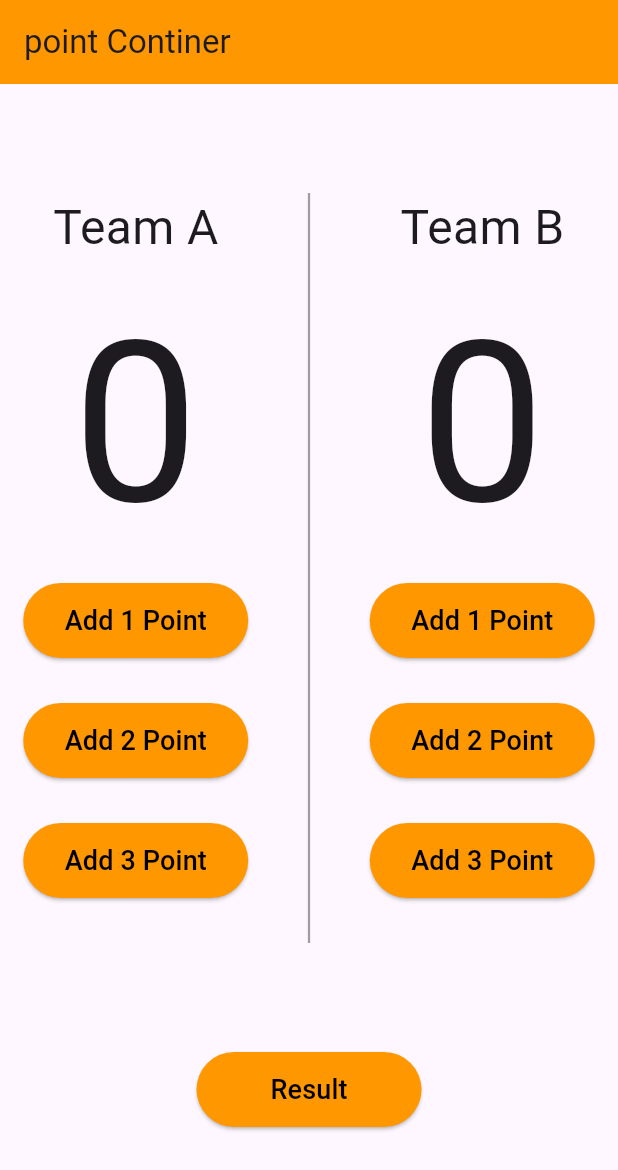
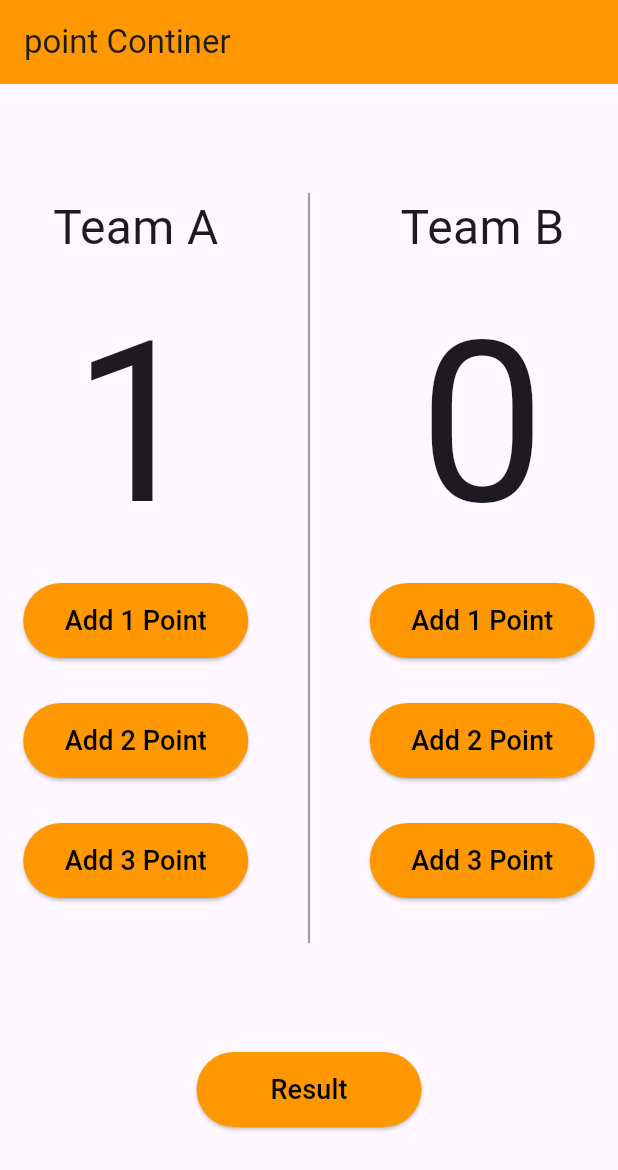
Before and after one commit to Mina8496/Basketball-Points-Counter-App, a Flutter app: the screen it shows after launch, after a tap on "Add 1 Point", on a phone screen of 412 x 824 dp. Shown: the top 1170 px of the screen. Run offline on Flutter 3.47's test engine with Material 3 defaults, Android fonts, the phone set to English and light mode, and no system bars; our stand-ins replace flutter_bloc.

Commit message:
feat: implement score management using Cubit
- Added CounterCubit to handle Team A and Team B scores
- Integrated BlocProvider and BlocConsumer into the app
- Refactored the UI from StatefulWidget to StatelessWidget
- Added score increment states for both teams

```diff
--- a/lib/main.dart
+++ b/lib/main.dart
@@ -4,10 +4,12 @@ import 'package:w_shopapp_01/manger/counter_cubit.dart';
 import 'package:w_shopapp_01/manger/counter_state.dart';
 
 void main() {
-  runApp(PointContiner());
+  runApp(const PointContiner());
 }
 
 class PointContiner extends StatelessWidget {
+  const PointContiner({super.key});
+
   @override
   Widget build(BuildContext context) {
     return BlocProvider(
@@ -26,16 +28,8 @@ class HomePage extends StatelessWidget {
 
   @override
   Widget build(BuildContext context) {
-    int teamAPoints = 0;
-    int teamBPoints = 0;
     return BlocConsumer<CounterCubit, CounterState>(
-      listener: (context, state) {
-        if (state is CounterAIncrementState) {
-          teamAPoints = BlocProvider.of<CounterCubit>(context).teamAPoint;
-        } else {
-          teamBPoints = BlocProvider.of<CounterCubit>(context).teamBPoint;
-        }
-      },
+      listener: (context, state) {},
       builder: (context, state) {
         return Scaffold(
           appBar: AppBar(
@@ -58,15 +52,18 @@ class HomePage extends StatelessWidget {
                           style: TextStyle(fontSize: 32),
                         ),
                         Text(
-                          "$teamAPoints",
+                          "${BlocProvider.of<CounterCubit>(context).teamAPoint}",
                           style: const TextStyle(fontSize: 150),
                         ),
                         // add 1 point
                         ElevatedButton(
                           style: ElevatedButton.styleFrom(
                               backgroundColor: Colors.orange,
-                              minimumSize: Size(150, 50)),
-                          onPressed: () {},
+                              minimumSize: const Size(150, 50)),
+                          onPressed: () {
+                            BlocProvider.of<CounterCubit>(context)
+                                .teamIncrement(team: 'A', buttomNumber: 1);
+                          },
                           child: const Text(
                             "Add 1 Point",
                             style: TextStyle(fontSize: 18, color: Colors.black),
@@ -79,8 +76,11 @@ class HomePage extends StatelessWidget {
                         ElevatedButton(
                           style: ElevatedButton.styleFrom(
                               backgroundColor: Colors.orange,
-                              minimumSize: Size(150, 50)),
-                          onPressed: () {},
+                              minimumSize: const Size(150, 50)),
+                          onPressed: () {
+                            BlocProvider.of<CounterCubit>(context)
+                                .teamIncrement(team: 'A', buttomNumber: 2);
+                          },
                           child: const Text(
                             "Add 2 Point",
                             style: TextStyle(fontSize: 18, color: Colors.black),
@@ -93,8 +93,11 @@ class HomePage extends StatelessWidget {
                         ElevatedButton(
                           style: ElevatedButton.styleFrom(
                               backgroundColor: Colors.orange,
-                              minimumSize: Size(150, 50)),
-                          onPressed: () {},
+                              minimumSize: const Size(150, 50)),
+                          onPressed: () {
+                            BlocProvider.of<CounterCubit>(context)
+                                .teamIncrement(team: 'A', buttomNumber: 3);
+                          },
                           child: const Text(
                             "Add 3 Point",
                             style: TextStyle(fontSize: 18, color: Colors.black),
@@ -121,15 +124,18 @@ class HomePage extends StatelessWidget {
                           style: TextStyle(fontSize: 32),
                         ),
                         Text(
-                          "$teamBPoints",
+                          "${BlocProvider.of<CounterCubit>(context).teamBPoint}",
                           style: const TextStyle(fontSize: 150),
                         ),
                         // add 1 point
                         ElevatedButton(
                           style: ElevatedButton.styleFrom(
                               backgroundColor: Colors.orange,
-                              minimumSize: Size(150, 50)),
-                          onPressed: () {},
+                              minimumSize: const Size(150, 50)),
+                          onPressed: () {
+                            BlocProvider.of<CounterCubit>(context)
+                                .teamIncrement(team: 'B', buttomNumber: 1);
+                          },
                           child: const Text(
                             "Add 1 Point",
                             style: TextStyle(fontSize: 18, color: Colors.black),
@@ -142,22 +148,28 @@ class HomePage extends StatelessWidget {
                         ElevatedButton(
                           style: ElevatedButton.styleFrom(
                               backgroundColor: Colors.orange,
-                              minimumSize: Size(150, 50)),
-                          onPressed: () {},
+                              minimumSize: const Size(150, 50)),
+                          onPressed: () {
+                            BlocProvider.of<CounterCubit>(context)
+                                .teamIncrement(team: 'B', buttomNumber: 2);
+                          },
                           child: const Text(
                             "Add 2 Point",
                             style: TextStyle(fontSize: 18, color: Colors.black),
                           ),
                         ),
                         // add 3 point
-                        SizedBox(
+                        const SizedBox(
                           height: 30,
                         ),
                         ElevatedButton(
                           style: ElevatedButton.styleFrom(
                               backgroundColor: Colors.orange,
-                              minimumSize: Size(150, 50)),
-                          onPressed: () {},
+                              minimumSize: const Size(150, 50)),
+                          onPressed: () {
+                            BlocProvider.of<CounterCubit>(context)
+                                .teamIncrement(team: 'B', buttomNumber: 3);
+                          },
                           child: const Text(
                             "Add 3 Point",
                             style: TextStyle(fontSize: 18, color: Colors.black),
@@ -171,7 +183,7 @@ class HomePage extends StatelessWidget {
               ElevatedButton(
                 style: ElevatedButton.styleFrom(
                   backgroundColor: Colors.orange,
-                  fixedSize: Size(150, 50),
+                  fixedSize: const Size(150, 50),
                 ),
                 onPressed: () {},
                 child: Text(
```
